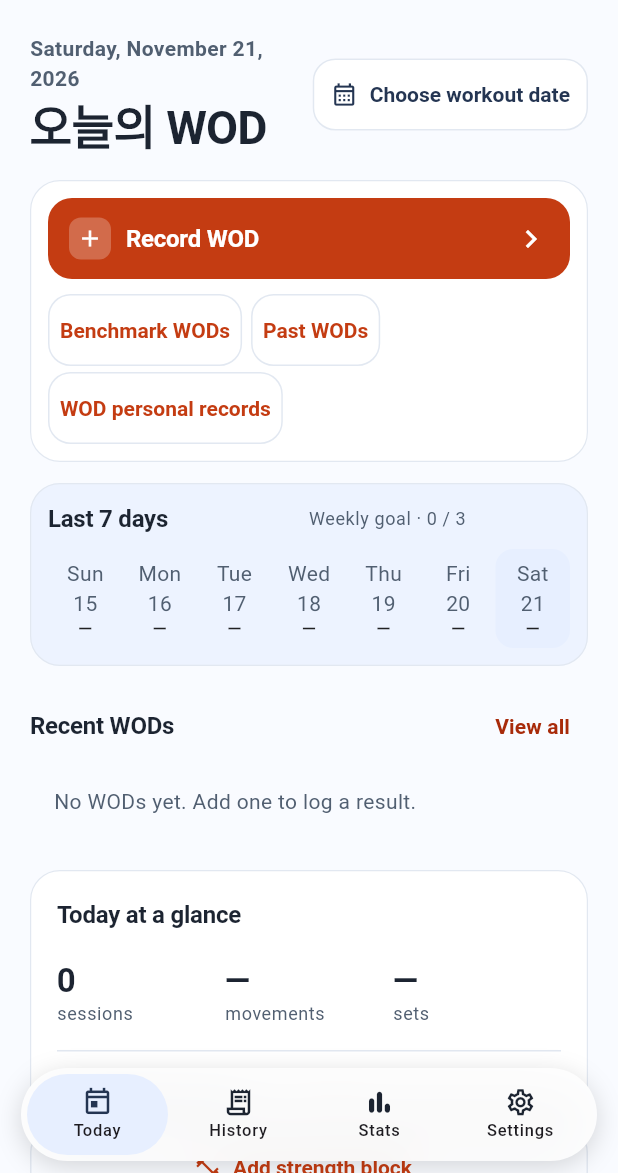
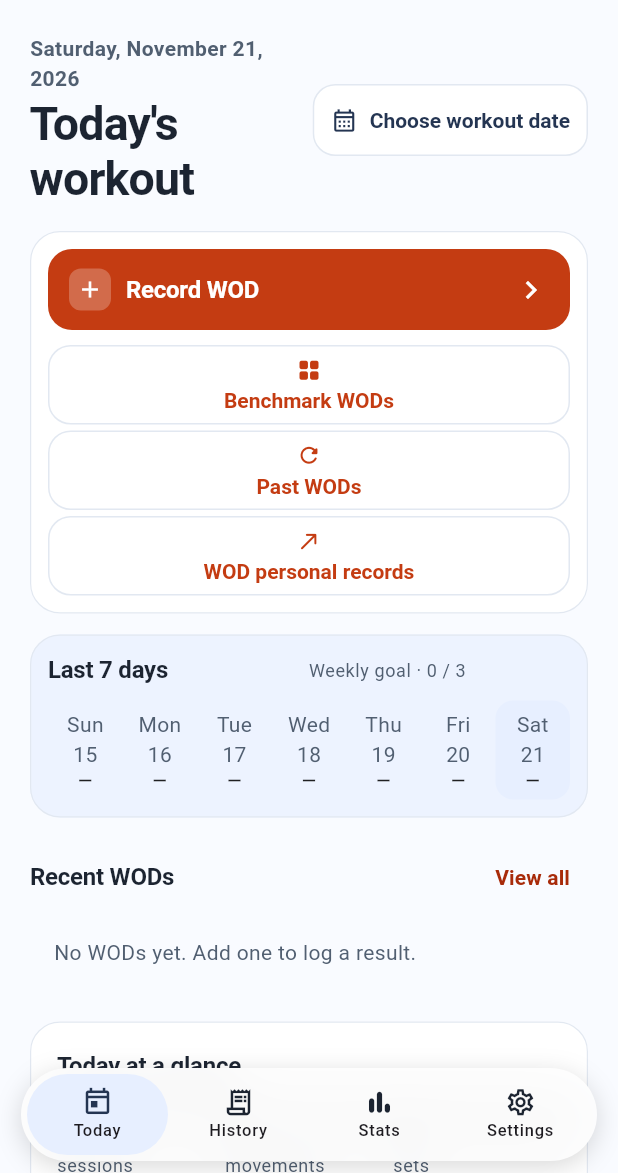
Before and after one commit to rsy-dev/WODLog, a Flutter app: the screen it shows after launch, on a phone screen of 412 x 824 dp, the part 63-1236 px from its top. Run offline on Flutter 3.47's test engine with Material 3 defaults, Android fonts, the phone set to English and light mode, and no system bars; our stand-ins replace drift, flutter_riverpod, go_router, shared_preferences; accounts and stored records are empty; generated files the repository leaves out were written again.

Commit message:
Keep WOD home shortcuts reachable at large text sizes

```diff
--- a/lib/features/workout/presentation/today_screen.dart
+++ b/lib/features/workout/presentation/today_screen.dart
@@ -36,6 +36,9 @@ class _TodayScreenState extends ConsumerState<TodayScreen> {
     );
     final progress = ref.watch(exerciseProgressProvider);
     final locale = Localizations.localeOf(context).toString();
+    final textScaler = MediaQuery.textScalerOf(context);
+    final compactDate =
+        MediaQuery.sizeOf(context).width < 360 || textScaler.scale(16) > 24;
     final today = DateUtils.dateOnly(DateTime.now());
     final isToday = DateUtils.isSameDay(_selectedDate, today);
 
@@ -122,7 +125,11 @@ class _TodayScreenState extends ConsumerState<TodayScreen> {
                       ),
                       const SizedBox(height: 2),
                       Text(
-                        isToday ? '오늘의 WOD' : l10n.workoutLog,
+                        isToday
+                            ? (locale.startsWith('ko')
+                                  ? '오늘의 WOD'
+                                  : l10n.todayWorkout)
+                            : l10n.workoutLog,
                         style: Theme.of(context).textTheme.headlineMedium
                             ?.copyWith(fontSize: 31),
                       ),
@@ -140,7 +147,7 @@ class _TodayScreenState extends ConsumerState<TodayScreen> {
                     ),
                     onPressed: _chooseDate,
                     icon: const Icon(Icons.calendar_month_outlined, size: 18),
-                    label: MediaQuery.sizeOf(context).width < 360
+                    label: compactDate
                         ? const SizedBox.shrink()
                         : Text(l10n.chooseDate),
                   ),
@@ -185,9 +192,10 @@ class _TodayScreenState extends ConsumerState<TodayScreen> {
                     LayoutBuilder(
                       builder: (context, constraints) {
                         const spacing = 6.0;
-                        final shortcuts = <(String, VoidCallback)>[
+                        final shortcuts = <(String, IconData, VoidCallback)>[
                           (
                             l10n.benchmarkWorkouts,
+                            Icons.grid_view_rounded,
                             () async {
                               final template = await showWodLibrary(context);
                               if (template != null && mounted) {
@@ -197,28 +205,33 @@ class _TodayScreenState extends ConsumerState<TodayScreen> {
                           ),
                           (
                             l10n.pastWods,
+                            Icons.refresh_rounded,
                             () => showPastWods(context, recent ?? []),
                           ),
                           (
                             wodPersonalRecordsLabel(l10n),
+                            Icons.north_east_rounded,
                             () => context.go('/progress'),
                           ),
                         ];
                         final width = (constraints.maxWidth - 2 * spacing) / 3;
                         final painter = TextPainter(
                           textDirection: Directionality.of(context),
-                          textScaler: MediaQuery.textScalerOf(context),
+                          textScaler: textScaler,
                         );
                         final labelStyle = Theme.of(context)
                             .textTheme
                             .labelLarge;
-                        final equalWidths = shortcuts.every((shortcut) {
+                        final equalWidths =
+                            painter.textScaler.scale(16) <= 24 &&
+                            shortcuts.every((shortcut) {
                               painter.text = TextSpan(
                                 text: shortcut.$1,
                                 style: labelStyle,
                               );
                               painter.layout();
-                          return painter.width + 16 <= width.floorToDouble();
+                              return painter.width + 16 <=
+                                  width.floorToDouble();
                             });
                         painter.dispose();
 
@@ -226,17 +239,21 @@ class _TodayScreenState extends ConsumerState<TodayScreen> {
                           spacing: spacing,
                           runSpacing: 4,
                           children: [
-                            for (final (label, onPressed) in shortcuts)
+                            for (final (label, icon, onPressed) in shortcuts)
                               SizedBox(
                                 width: equalWidths
                                     ? width.floorToDouble()
-                                    : null,
+                                    : constraints.maxWidth,
                                 child: OutlinedButton(
                                   style: shortcutStyle,
                                   onPressed: onPressed,
-                                  child: Text(
-                                    label,
-                                    textAlign: TextAlign.center,
+                                  child: Column(
+                                    mainAxisSize: MainAxisSize.min,
+                                    children: [
+                                      Icon(icon, size: 17),
+                                      const SizedBox(height: 4),
+                                      Text(label, textAlign: TextAlign.center),
+                                    ],
                                   ),
                                 ),
                               ),
```
Lines whose indentation alone changed are shown as unchanged.
